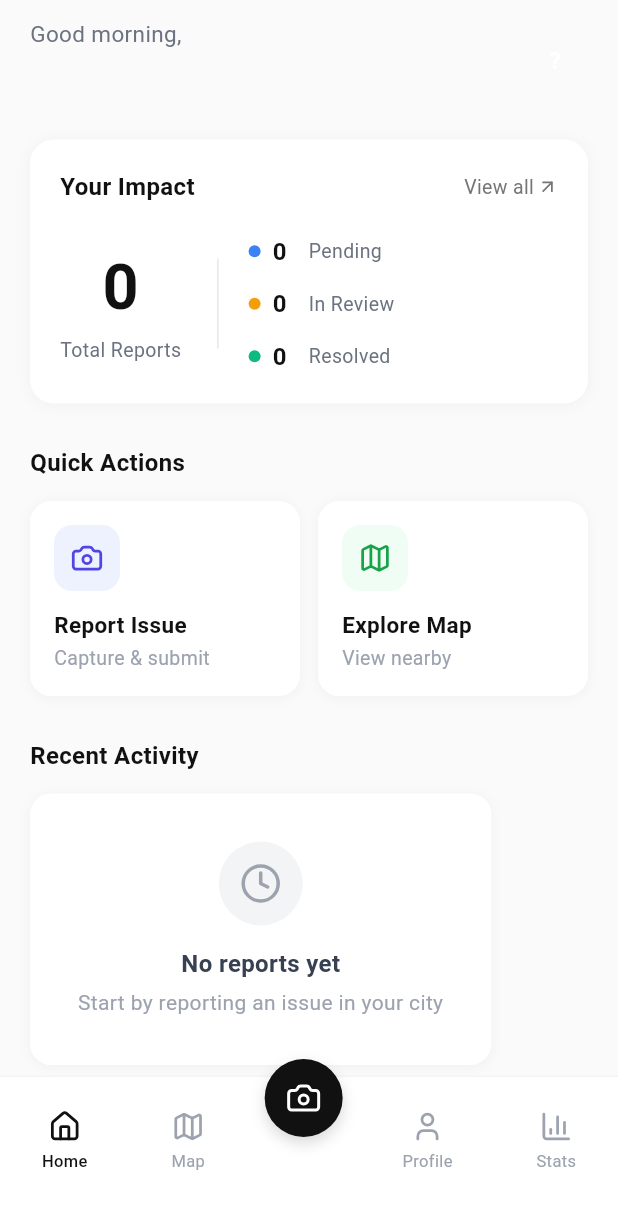
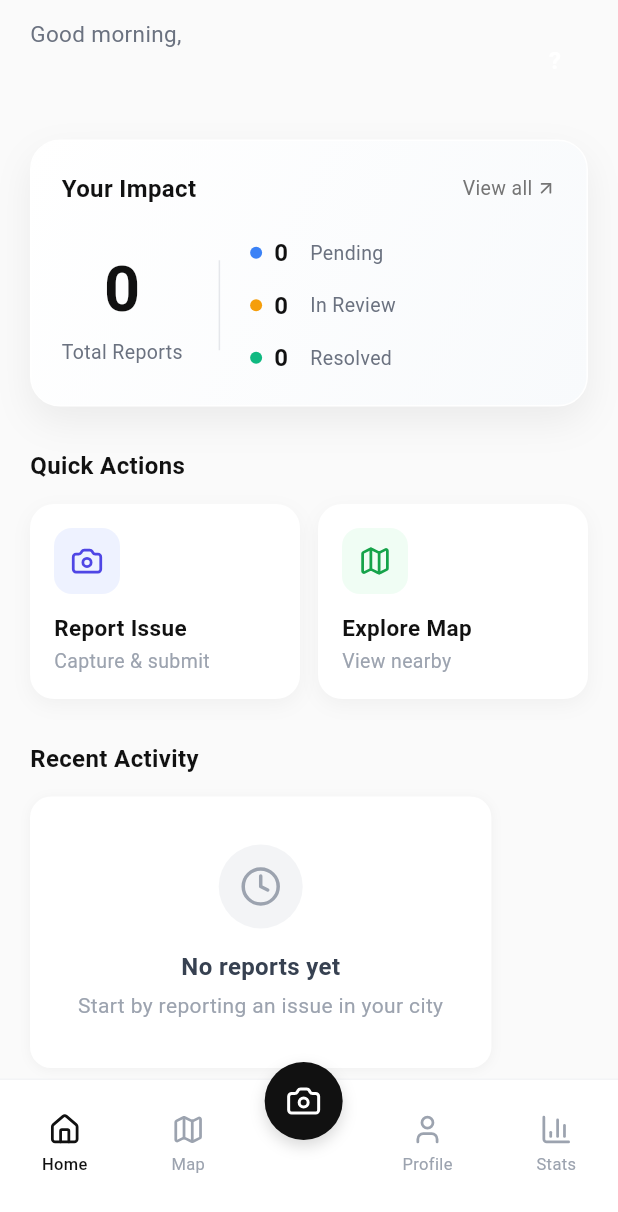
Before and after one commit to dhruvpal102005/CitySense, a Flutter app: the screen it shows once a user with an empty profile is signed in, on a phone screen of 412 x 824 dp. Shown: the top 1212 px of the screen. Run offline on Flutter 3.47's test engine with Material 3 defaults, Android fonts, the phone set to English and light mode, and no system bars; our stand-ins replace flutter_dotenv, flutter_map, latlong2, lucide_icons, supabase_flutter; accounts and stored records are empty; network calls fail.

Commit message:
feat: Add initial home and map screens, integrating `flutter_map` and `geolocator` dependencies.

```diff
--- a/lib/screens/home_screen.dart
+++ b/lib/screens/home_screen.dart
@@ -1,6 +1,7 @@
 import 'package:flutter/material.dart';
 import 'package:lucide_icons/lucide_icons.dart';
 import '../services/auth_service.dart';
+import 'map_screen.dart';
 
 class HomeScreen extends StatefulWidget {
   const HomeScreen({super.key});
@@ -35,16 +36,33 @@ class _HomeScreenState extends State<HomeScreen> {
 
   @override
   Widget build(BuildContext context) {
-    final firstName = AuthService.getFirstName();
-    final photoUrl = AuthService.getPhotoUrl();
-
     return Scaffold(
       backgroundColor: const Color(0xFFFAFAFA),
       body: SafeArea(
         child: Stack(
           children: [
             // Main Content
-            SingleChildScrollView(
+            if (_activeTab == 'map')
+              const MapScreen()
+            else if (_activeTab == 'home')
+              _buildDashboard()
+            else
+              Center(
+                child: Text('Coming Soon: $_activeTab'),
+              ), // Placeholder for others
+            // Bottom Navigation (visible on all tabs)
+            Positioned(bottom: 0, left: 0, right: 0, child: _buildBottomNav()),
+          ],
+        ),
+      ),
+    );
+  }
+
+  Widget _buildDashboard() {
+    final firstName = AuthService.getFirstName();
+    final photoUrl = AuthService.getPhotoUrl();
+
+    return SingleChildScrollView(
       padding: const EdgeInsets.symmetric(horizontal: 20),
       child: Column(
         crossAxisAlignment: CrossAxisAlignment.start,
@@ -84,9 +102,7 @@ class _HomeScreenState extends State<HomeScreen> {
                     height: 44,
                     decoration: BoxDecoration(
                       borderRadius: BorderRadius.circular(22),
-                              color: photoUrl == null
-                                  ? const Color(0xFF111111)
-                                  : null,
+                      color: photoUrl == null ? const Color(0xFF111111) : null,
                     ),
                     clipBehavior: Clip.antiAlias,
                     child: photoUrl != null
@@ -95,8 +111,7 @@ class _HomeScreenState extends State<HomeScreen> {
                             width: 44,
                             height: 44,
                             fit: BoxFit.cover,
-                                    errorBuilder:
-                                        (context, error, stackTrace) =>
+                            errorBuilder: (context, error, stackTrace) =>
                                 _buildInitialAvatar(firstName),
                           )
                         : _buildInitialAvatar(firstName),
@@ -134,12 +149,15 @@ class _HomeScreenState extends State<HomeScreen> {
               ),
               const SizedBox(width: 12),
               Expanded(
+                child: GestureDetector(
+                  onTap: () => setState(() => _activeTab = 'map'),
                   child: _buildActionCard(
                     icon: LucideIcons.map,
                     iconColor: const Color(0xFF16A34A),
                     iconBgColor: const Color(0xFFF0FDF4),
                     title: 'Explore Map',
                     description: 'View nearby',
+                  ),
                 ),
               ),
             ],
@@ -162,13 +180,6 @@ class _HomeScreenState extends State<HomeScreen> {
           const SizedBox(height: 100),
         ],
       ),
-            ),
-
-            // Bottom Navigation
-            Positioned(bottom: 0, left: 0, right: 0, child: _buildBottomNav()),
-          ],
-        ),
-      ),
     );
   }
 
@@ -189,15 +200,20 @@ class _HomeScreenState extends State<HomeScreen> {
     return Container(
       padding: const EdgeInsets.all(20),
       decoration: BoxDecoration(
-        color: Colors.white,
-        borderRadius: BorderRadius.circular(16),
+        gradient: const LinearGradient(
+          begin: Alignment.topLeft,
+          end: Alignment.bottomRight,
+          colors: [Colors.white, Color(0xFFF8FAFC)],
+        ),
+        borderRadius: BorderRadius.circular(20),
         boxShadow: [
           BoxShadow(
-            color: Colors.black.withValues(alpha: 0.04),
-            blurRadius: 8,
-            offset: const Offset(0, 1),
+            color: Colors.black.withValues(alpha: 0.06),
+            blurRadius: 20,
+            offset: const Offset(0, 10),
           ),
         ],
+        border: Border.all(color: Colors.white, width: 1),
       ),
       child: Column(
         children: [
@@ -333,18 +349,24 @@ class _HomeScreenState extends State<HomeScreen> {
     required String description,
   }) {
     return Container(
-      padding: const EdgeInsets.all(16),
       decoration: BoxDecoration(
         color: Colors.white,
-        borderRadius: BorderRadius.circular(14),
+        borderRadius: BorderRadius.circular(16),
         boxShadow: [
           BoxShadow(
             color: Colors.black.withValues(alpha: 0.04),
-            blurRadius: 6,
-            offset: const Offset(0, 1),
+            blurRadius: 10,
+            offset: const Offset(0, 4),
           ),
         ],
       ),
+      child: Material(
+        color: Colors.transparent,
+        child: InkWell(
+          onTap: () {},
+          borderRadius: BorderRadius.circular(16),
+          child: Padding(
+            padding: const EdgeInsets.all(16),
             child: Column(
               crossAxisAlignment: CrossAxisAlignment.start,
               children: [
@@ -369,9 +391,15 @@ class _HomeScreenState extends State<HomeScreen> {
                 const SizedBox(height: 2),
                 Text(
                   description,
-            style: const TextStyle(fontSize: 13, color: Color(0xFF9CA3AF)),
+                  style: const TextStyle(
+                    fontSize: 13,
+                    color: Color(0xFF9CA3AF),
+                  ),
                 ),
               ],
+            ),
+          ),
+        ),
       ),
     );
   }
--- a/pubspec.yaml
+++ b/pubspec.yaml
@@ -28,6 +28,9 @@ dependencies:
 
   # URL handling
   url_launcher: ^6.2.5
+  flutter_map: ^8.2.2
+  latlong2: ^0.9.1
+  geolocator: ^14.0.2
 
 dev_dependencies:
   flutter_test:
```
Also changed, not shown: lib/screens/map_screen.dart (added, +186 -0 lines), pubspec.lock, 3 other files. Lines whose indentation alone changed are shown as unchanged.
